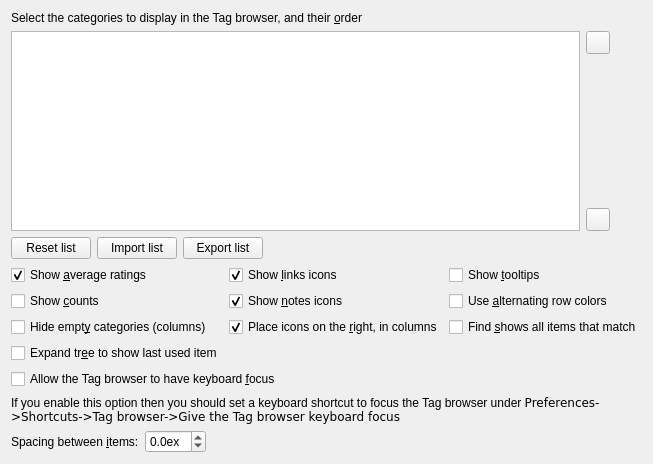
Before: the Qt Designer form src/calibre/gui2/preferences/look_feel_tabs/tb_display.ui in debian-calibre/calibre, drawn with Qt 5.
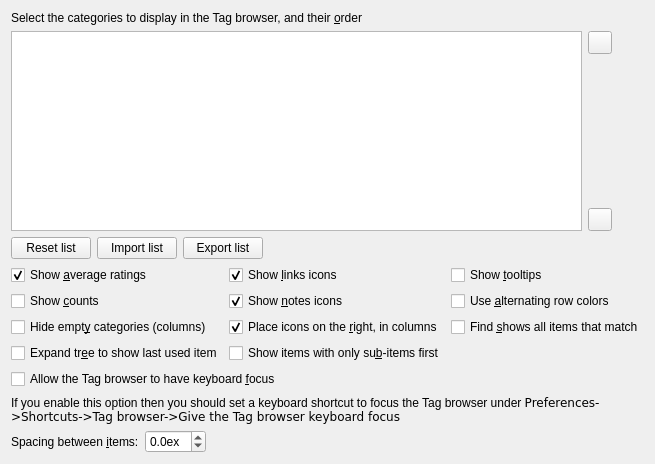
After: the same form once the commit is applied. Icons and pictures are not drawn. Custom widgets are drawn as their Qt base class.

```diff
--- a/src/calibre/gui2/preferences/look_feel_tabs/tb_display.ui
+++ b/src/calibre/gui2/preferences/look_feel_tabs/tb_display.ui
@@ -242,6 +242,18 @@
        </property>
       </widget>
      </item>
+     <item row="3" column="1">
+      <widget class="QCheckBox" name="opt_tag_browser_folders_first">
+       <property name="toolTip">
+        <string>&lt;p&gt;When checked, items in hierarchical categories that have
+no books of their own and only contain sub-items are shown before the other
+items, like folders in a file manager, whatever the sort order.&lt;/p&gt;</string>
+       </property>
+       <property name="text">
+        <string>Show items with only su&amp;b-items first</string>
+       </property>
+      </widget>
+     </item>
     </layout>
    </item>
    <item row="8" column="0" colspan="3">
```
